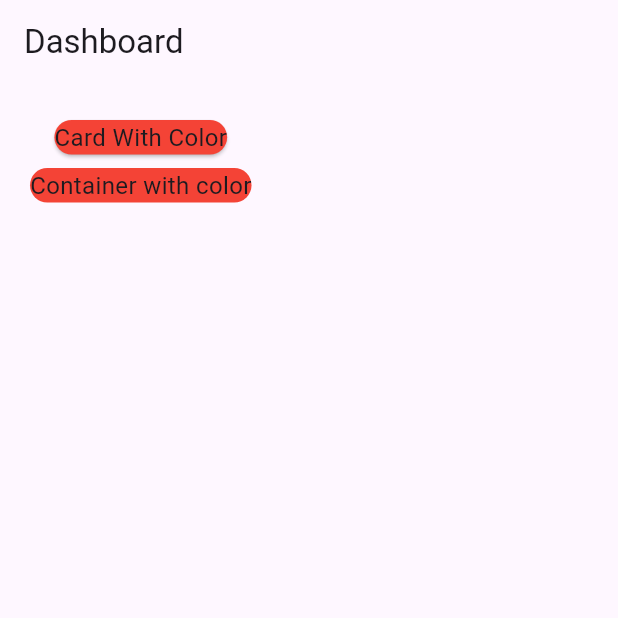
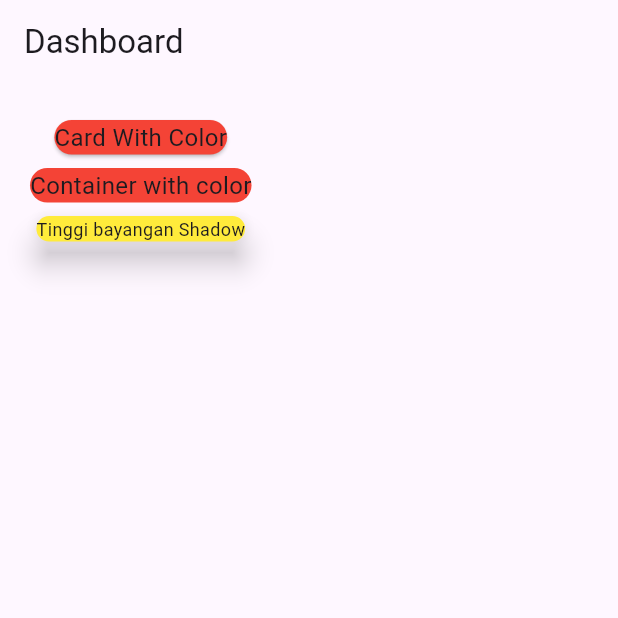
Before and after one commit to helenoktaa/week8_card, a Flutter app: the screen it shows after launch, on a phone screen of 412 x 824 dp, the top half of it. Run offline on Flutter 3.47's test engine with Material 3 defaults, Android fonts, the phone set to English and light mode, and no system bars.

Commit message:
add card tinggi bayangan shadow

```diff
--- a/lib/pages/page_card_01.dart
+++ b/lib/pages/page_card_01.dart
@@ -30,6 +30,16 @@ class MyCardNight extends StatelessWidget {
                   style: TextStyle(fontSize: 16.0),
                 ),
               ),
+              SizedBox(height: 5),
+              Card(
+                elevation: 8, // tinggi bayangan
+                color: Colors.yellow,
+                child: Text(
+                  "Tinggi bayangan Shadow",
+                  style: TextStyle(fontSize: 12.0),
+                ),
+              ),
+
             ],
           ),
         ),
```
